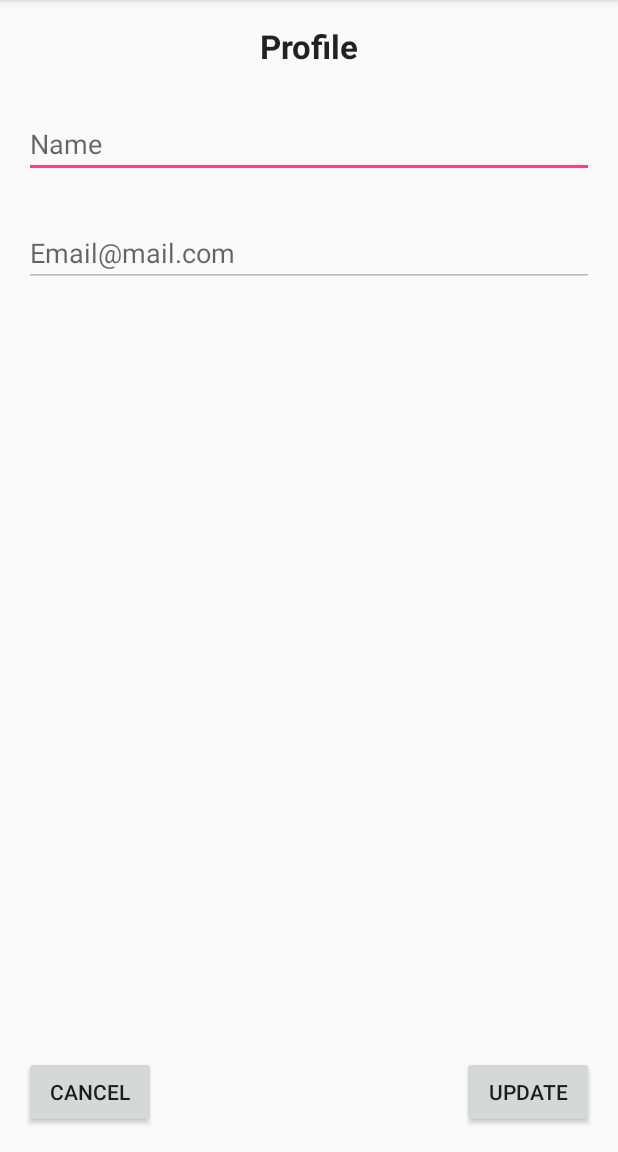
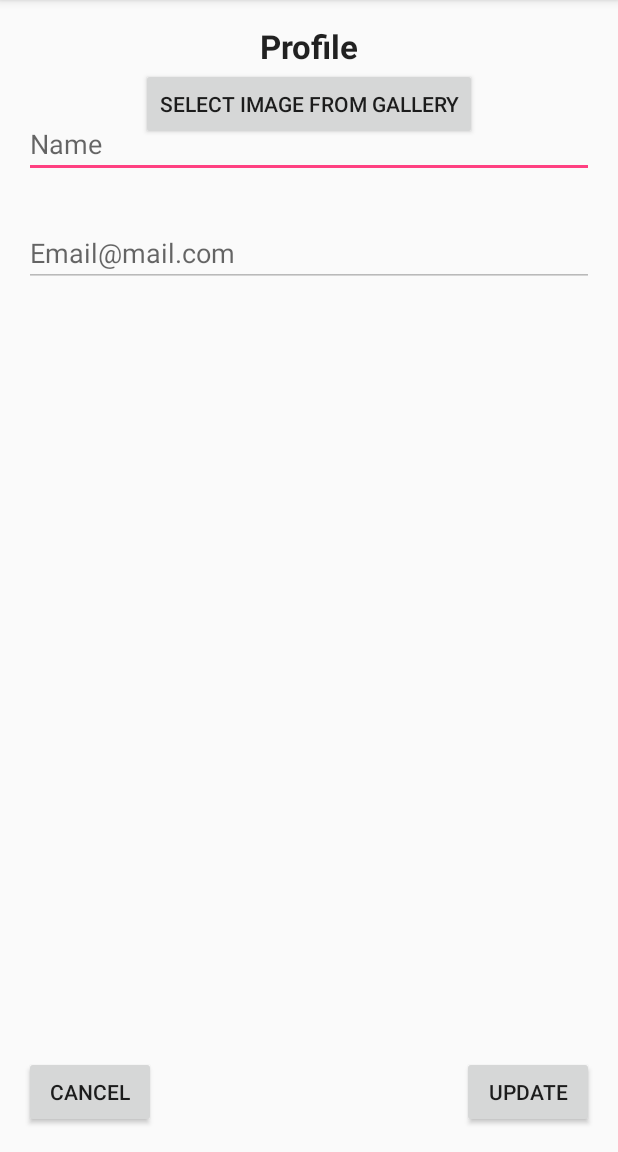
Before and after one commit to nalexanderdev/RunCommunityApp, an Android app: the screen it shows after launch once a user with an empty profile is signed in (ProfileActivity), in the options menu, after a tap on "Edit Profile", on a phone screen of 412 x 824 dp, the part 84-1236 px from its top. Run offline under Robolectric (Android 15) with nearby library versions, the phone set to English and light mode, and no system bars; our stand-ins replace Firebase (no records; nobody signed in at launch, a user with empty details on screens opened directly).

Commit message:
Upload images to firebase

```diff
--- a/app/src/main/AndroidManifest.xml
+++ b/app/src/main/AndroidManifest.xml
@@ -3,6 +3,7 @@
     package="com.nalexanderdev.runcommunity">
 
     <uses-permission android:name="android.permission.INTERNET" />
+    <uses-permission android:name="android.permission.READ_EXTERNAL_STORAGE" />
 
     <application
         android:allowBackup="true"
--- a/app/src/main/java/com/nalexanderdev/runcommunity/activities/ProfileActivity.java
+++ b/app/src/main/java/com/nalexanderdev/runcommunity/activities/ProfileActivity.java
@@ -1,20 +1,27 @@
 package com.nalexanderdev.runcommunity.activities;
 
+import android.app.ProgressDialog;
 import android.content.Intent;
+import android.net.Uri;
+import android.os.Bundle;
 import android.support.annotation.NonNull;
-import android.os.Bundle;
 import android.view.Menu;
 import android.view.MenuItem;
 import android.view.View;
 import android.widget.Button;
 import android.widget.EditText;
+import android.widget.Toast;
 
-import com.nalexanderdev.runcommunity.R;
 import com.google.android.gms.tasks.OnCompleteListener;
+import com.google.android.gms.tasks.OnSuccessListener;
 import com.google.android.gms.tasks.Task;
 import com.google.firebase.auth.FirebaseAuth;
 import com.google.firebase.auth.FirebaseUser;
 import com.google.firebase.auth.UserProfileChangeRequest;
+import com.google.firebase.storage.FirebaseStorage;
+import com.google.firebase.storage.StorageReference;
+import com.google.firebase.storage.UploadTask;
+import com.nalexanderdev.runcommunity.R;
 
 public class ProfileActivity extends BaseActivity {
 
@@ -25,10 +32,18 @@ public class ProfileActivity extends BaseActivity {
     FirebaseAuth.AuthStateListener listener;
     FirebaseUser user;
 
+    private Button mSelectImage;
+    private StorageReference mStorage;
+    private static final int GALLERY_INTENT = 2;
+    private ProgressDialog mProgressDialog;
+
+
     @Override
     protected void onCreate(Bundle savedInstanceState) {
         super.onCreate(savedInstanceState);
         setContentView(R.layout.activity_profile);
+
+
 
         emailF = (EditText) findViewById(R.id.emailField);
         nameF = (EditText) findViewById(R.id.nameField);
@@ -39,6 +54,21 @@ public class ProfileActivity extends BaseActivity {
         nameF.setEnabled(false);
         updateBtn.setVisibility(View.INVISIBLE);
         cancelBtn.setVisibility(View.INVISIBLE);
+
+        mStorage = FirebaseStorage.getInstance().getReference();
+        mSelectImage = (Button) findViewById(R.id.selectImage);
+        mProgressDialog = new ProgressDialog(this);
+        mSelectImage.setOnClickListener(new View.OnClickListener() {
+            @Override
+            public void onClick(View view) {
+
+                Intent intent = new Intent(Intent.ACTION_PICK);
+
+                intent.setType("image/*");
+
+                startActivityForResult(intent, GALLERY_INTENT);
+            }
+        });
 
         auth = FirebaseAuth.getInstance();
         listener = new FirebaseAuth.AuthStateListener() {
@@ -160,4 +190,28 @@ public class ProfileActivity extends BaseActivity {
             auth.removeAuthStateListener(listener);
         }
     }
+
+    @Override
+    protected void onActivityResult(int requestCode, int resultCode, Intent data) {
+        super.onActivityResult(requestCode, resultCode, data);
+
+        if (requestCode == GALLERY_INTENT && resultCode == RESULT_OK) {
+
+            mProgressDialog.setMessage("Uploading...");
+            mProgressDialog.show();
+
+            Uri uri = data.getData();
+
+            StorageReference filepath = mStorage.child("Photos").child(uri.getLastPathSegment());
+
+            filepath.putFile(uri).addOnSuccessListener(new OnSuccessListener<UploadTask.TaskSnapshot>() {
+                @Override
+                public void onSuccess(UploadTask.TaskSnapshot taskSnapshot) {
+                    Toast.makeText(ProfileActivity.this, "Upload done", Toast.LENGTH_LONG).show();
+                    mProgressDialog.dismiss();
+                }
+
+            });
+        }
+    }
 }
--- a/app/src/main/res/layout/activity_profile.xml
+++ b/app/src/main/res/layout/activity_profile.xml
@@ -57,4 +57,12 @@
         android:id="@+id/updateBtn"
         android:layout_alignParentBottom="true"
         android:layout_alignEnd="@+id/emailField" />
+
+    <Button
+        android:id="@+id/selectImage"
+        android:layout_width="wrap_content"
+        android:layout_height="wrap_content"
+        android:layout_below="@+id/textView3"
+        android:layout_centerHorizontal="true"
+        android:text="Select Image From Gallery" />
 </RelativeLayout>
```
Also changed, not shown: app/build.gradle (+7 -4 lines).
